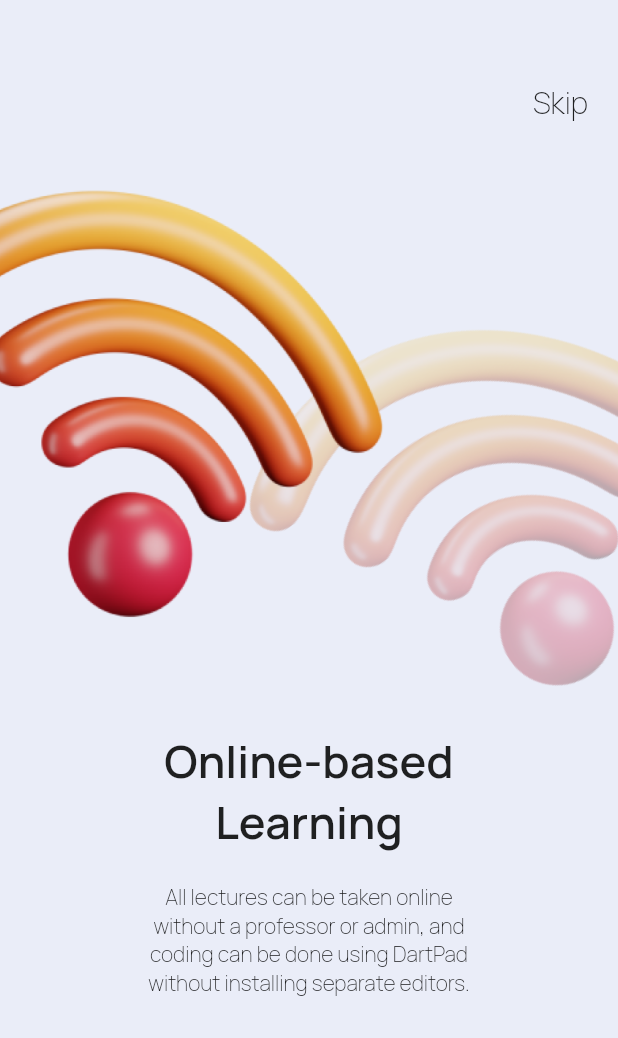
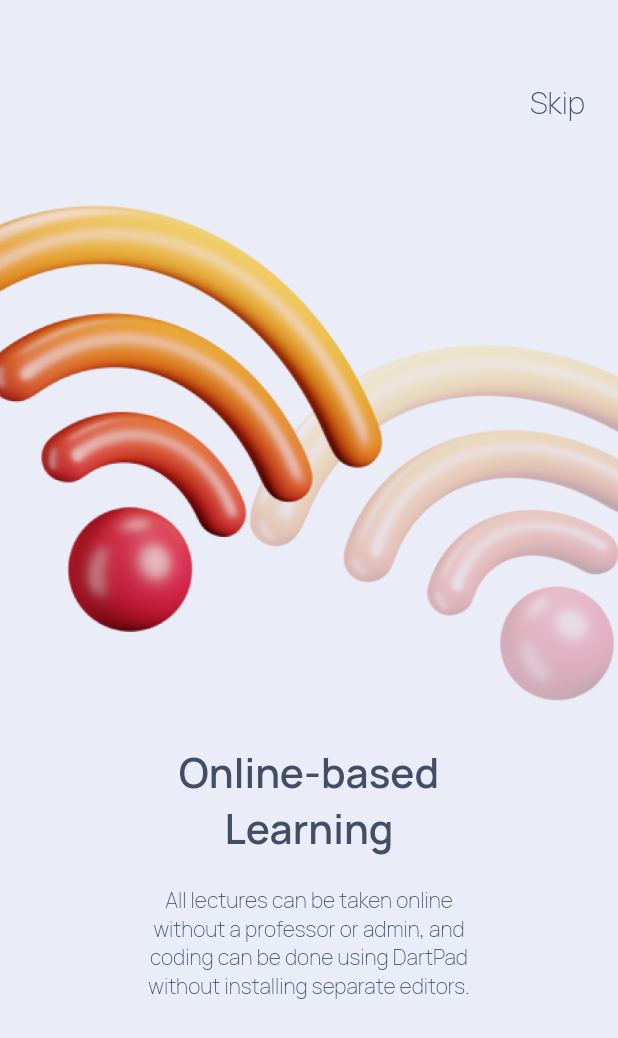
Before and after one commit to zixxin/onBoardingPage, a Flutter app: the screen it shows after launch, on a phone screen of 412 x 824 dp. Shown: the top 1038 px of the screen. Run offline on Flutter 3.47's test engine with Material 2 defaults, Android fonts, the phone set to English and light mode, and no system bars.

Commit message:
슬라이더 전까지 모두 제작 완료 (페이지 1)

```diff
--- a/lib/onBoarding.dart
+++ b/lib/onBoarding.dart
@@ -17,15 +17,15 @@ class _OnBoardingPageState extends State<OnBoardingPage> {
           mainAxisAlignment: MainAxisAlignment.start,
           crossAxisAlignment: CrossAxisAlignment.center,
           children: <Widget>[
-            const SizedBox(height: 55),
             Row(
               mainAxisAlignment: MainAxisAlignment.end,
               children: const [
                 Padding(
-                  padding: EdgeInsets.only(right: 20),
+                  padding: EdgeInsets.only(top: 55, right: 22, bottom: 10),
                   child: Text(
                     'Skip',
                     style: TextStyle(
+                        color: Color(0xFF434E64),
                         fontSize: 20,
                         fontFamily: 'Manrope',
                         fontWeight: FontWeight.w200),
@@ -40,7 +40,8 @@ class _OnBoardingPageState extends State<OnBoardingPage> {
             const Text(
               'Online-based\nLearning',
               style: TextStyle(
-                  fontSize: 30,
+                  color: Color(0xFF434E64),
+                  fontSize: 27,
                   fontFamily: 'Manrope',
                   fontWeight: FontWeight.w600),
               textAlign: TextAlign.center,
@@ -49,6 +50,7 @@ class _OnBoardingPageState extends State<OnBoardingPage> {
             const Text(
               'All lectures can be taken online\nwithout a professor or admin, and\ncoding can be done using DartPad\nwithout installing separate editors.',
               style: TextStyle(
+                  color: Color(0xFF434E64),
                   fontSize: 14,
                   fontFamily: 'Manrope',
                   fontWeight: FontWeight.w200),
```
